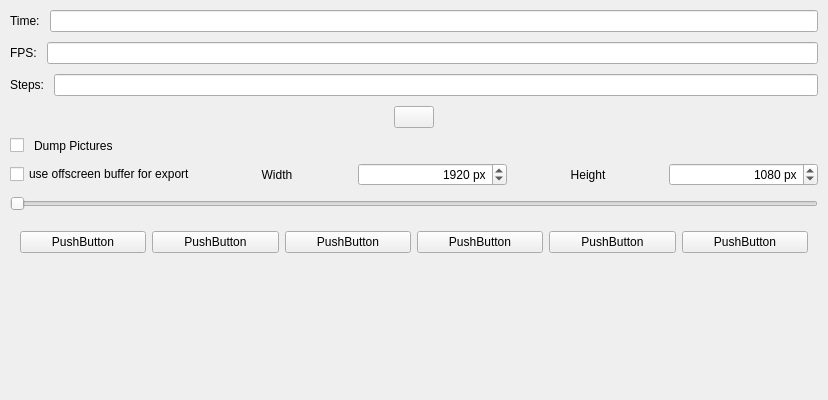
Qt form src/gui/Animate.ui (openscad/openscad) before a commit.
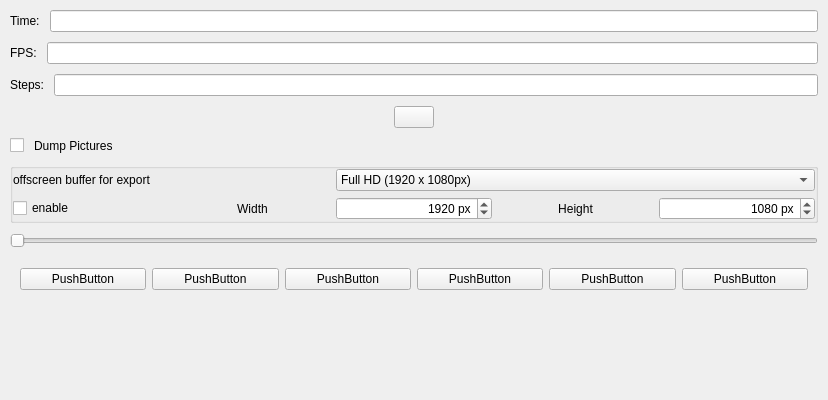
The same form after that commit. Icons and pictures are not drawn.

Commit message: combobox for resolution selection

```diff
--- a/src/gui/Animate.ui
+++ b/src/gui/Animate.ui
@@ -193,8 +193,8 @@
     </layout>
    </item>
    <item>
-    <widget class="QWidget" name="offscreenSettingWidget" native="true">
-     <layout class="QHBoxLayout" name="horizontalLayout_2">
+    <widget class="QGroupBox" name="offscreenSettingGroupBox">
+     <layout class="QGridLayout" name="gridLayout">
       <property name="leftMargin">
        <number>0</number>
       </property>
@@ -207,14 +207,7 @@
       <property name="bottomMargin">
        <number>0</number>
       </property>
-      <item>
-       <widget class="QCheckBox" name="checkBox_offscreen">
-        <property name="text">
-         <string>use offscreen buffer for export</string>
-        </property>
-       </widget>
-      </item>
-      <item>
+      <item row="1" column="1">
        <widget class="QLabel" name="label_time_2">
         <property name="text">
          <string>Width</string>
@@ -224,29 +217,7 @@
         </property>
        </widget>
       </item>
-      <item>
-       <widget class="QSpinBox" name="spinBox_offScreenWidth">
-        <property name="alignment">
-         <set>Qt::AlignRight|Qt::AlignTrailing|Qt::AlignVCenter</set>
-        </property>
-        <property name="suffix">
-         <string> px</string>
-        </property>
-        <property name="minimum">
-         <number>8</number>
-        </property>
-        <property name="maximum">
-         <number>4096</number>
-        </property>
-        <property name="singleStep">
-         <number>8</number>
-        </property>
-        <property name="value">
-         <number>1920</number>
-        </property>
-       </widget>
-      </item>
-      <item>
+      <item row="1" column="3">
        <widget class="QLabel" name="label_time_3">
         <property name="text">
          <string>Height</string>
@@ -256,7 +227,7 @@
         </property>
        </widget>
       </item>
-      <item>
+      <item row="1" column="4">
        <widget class="QSpinBox" name="spinBox_offScreenHeight">
         <property name="alignment">
          <set>Qt::AlignRight|Qt::AlignTrailing|Qt::AlignVCenter</set>
@@ -268,7 +239,7 @@
          <number>8</number>
         </property>
         <property name="maximum">
-         <number>4096</number>
+         <number>7680</number>
         </property>
         <property name="singleStep">
          <number>8</number>
@@ -278,6 +249,84 @@
         </property>
        </widget>
       </item>
+      <item row="1" column="0">
+       <widget class="QCheckBox" name="checkBox_offscreen">
+        <property name="text">
+         <string>enable</string>
+        </property>
+       </widget>
+      </item>
+      <item row="1" column="2">
+       <widget class="QSpinBox" name="spinBox_offScreenWidth">
+        <property name="alignment">
+         <set>Qt::AlignRight|Qt::AlignTrailing|Qt::AlignVCenter</set>
+        </property>
+        <property name="suffix">
+         <string> px</string>
+        </property>
+        <property name="minimum">
+         <number>8</number>
+        </property>
+        <property name="maximum">
+         <number>7680</number>
+        </property>
+        <property name="singleStep">
+         <number>8</number>
+        </property>
+        <property name="value">
+         <number>1920</number>
+        </property>
+       </widget>
+      </item>
+      <item row="0" column="2" colspan="3">
+       <widget class="QComboBox" name="comboBoxResolution">
+        <property name="currentIndex">
+         <number>2</number>
+        </property>
+        <item>
+         <property name="text">
+          <string notr="true">SD (640 x 480px)</string>
+         </property>
+        </item>
+        <item>
+         <property name="text">
+          <string notr="true">HD (1280 x 720px)</string>
+         </property>
+        </item>
+        <item>
+         <property name="text">
+          <string notr="true">Full HD (1920 x 1080px)</string>
+         </property>
+        </item>
+        <item>
+         <property name="text">
+          <string notr="true">QHD (2560 x 1440px)</string>
+         </property>
+        </item>
+        <item>
+         <property name="text">
+          <string notr="true">2K (2048 x 1080px)</string>
+         </property>
+        </item>
+        <item>
+         <property name="text">
+          <string notr="true">4K (3840 x 2160px)</string>
+         </property>
+        </item>
+        <item>
+         <property name="text">
+          <string notr="true">8K (7680 x 4320px)</string>
+         </property>
+        </item>
+       </widget>
+      </item>
+      <item row="0" column="0">
+       <widget class="QLabel" name="label_2">
+        <property name="text">
+         <string>offscreen buffer for export</string>
+        </property>
+       </widget>
+      </item>
      </layout>
     </widget>
    </item>
```
The commit also changes 2 other files.
